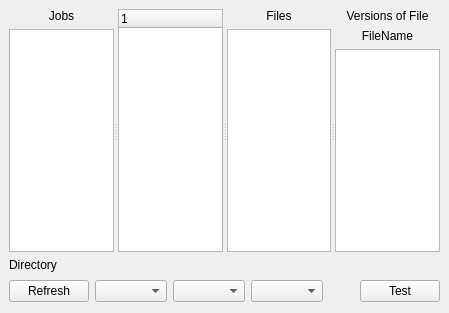
Qt form bacula/src/qt-console/restore/restoretree.ui (rkorzeniewski/bacula) before a commit.
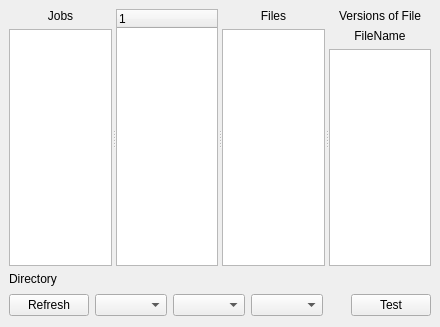
The same form after that commit. Icons and pictures are not drawn.

Commit message: Try this change of the vertical size type of the size policy of the splitter.

The edit to the form file:
```diff
--- a/bacula/src/qt-console/restore/restoretree.ui
+++ b/bacula/src/qt-console/restore/restoretree.ui
@@ -5,8 +5,8 @@
    <rect>
     <x>0</x>
     <y>0</y>
-    <width>449</width>
-    <height>313</height>
+    <width>440</width>
+    <height>327</height>
    </rect>
   </property>
   <property name="windowTitle" >
@@ -95,6 +95,14 @@
    </item>
    <item row="0" column="0" >
     <widget class="QSplitter" name="splitter" >
+     <property name="sizePolicy" >
+      <sizepolicy>
+       <hsizetype>7</hsizetype>
+       <vsizetype>7</vsizetype>
+       <horstretch>0</horstretch>
+       <verstretch>0</verstretch>
+      </sizepolicy>
+     </property>
      <property name="orientation" >
       <enum>Qt::Horizontal</enum>
      </property>
```
